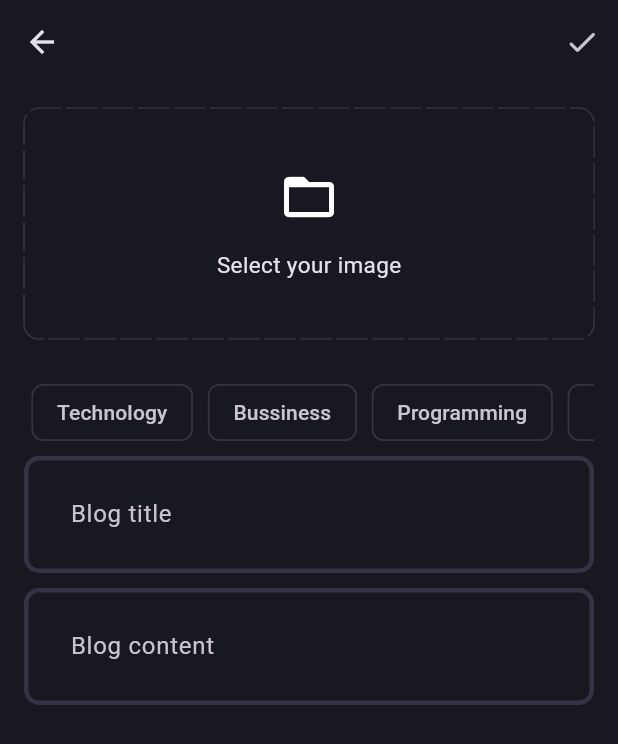
After one commit to ArturKlasa/blog_app, a Flutter app: the AddNewBlogPage screen opened directly, after a tap on "Select your image", on a phone screen of 412 x 824 dp. The commit adds this screen. Shown: the top 744 px of the screen. Run offline on Flutter 3.47's test engine with Material 3 defaults, Android fonts, the phone set to English and light mode, and no system bars; drawn by our look-alikes of dotted_border; our stand-ins replace flutter_bloc, fpdart, get_it, image_picker, supabase_flutter; accounts and stored records are empty.

Commit message:
Add blog post page. Next step will be uploading that data to supabase

```diff
--- a/lib/core/theme/theme.dart
+++ b/lib/core/theme/theme.dart
@@ -14,6 +14,12 @@ class AppTheme {
     appBarTheme: const AppBarTheme(
       backgroundColor: AppPallete.backgroundColor,
     ),
+    chipTheme: const ChipThemeData(
+      color: MaterialStatePropertyAll(
+        AppPallete.backgroundColor,
+      ),
+      side: BorderSide.none,
+    ),
     inputDecorationTheme: InputDecorationTheme(
       contentPadding: const EdgeInsets.all(27),
       enabledBorder: _border(),
--- /dev/null
+++ b/lib/core/utils/pick_image.dart
@@ -0,0 +1,17 @@
+import 'dart:io';
+
+import 'package:image_picker/image_picker.dart';
+
+Future<File?> pickImage() async {
+  try {
+    final xFile = await ImagePicker().pickImage(
+      source: ImageSource.gallery,
+    );
+    if (xFile != null) {
+      return File(xFile.path);
+    }
+    return null;
+  } catch (e) {
+    return null;
+  }
+}
--- /dev/null
+++ b/lib/features/blog/presentation/pages/add_new_blog_page.dart
@@ -0,0 +1,166 @@
+import 'dart:io';
+
+import 'package:blog_app/core/theme/app_pallete.dart';
+import 'package:blog_app/core/utils/pick_image.dart';
+import 'package:blog_app/features/blog/presentation/widgets/blog_editor.dart';
+import 'package:dotted_border/dotted_border.dart';
+import 'package:flutter/cupertino.dart';
+import 'package:flutter/material.dart';
+
+class AddNewBlogPage extends StatefulWidget {
+  static route() => MaterialPageRoute(
+        builder: (context) => const AddNewBlogPage(),
+      );
+  const AddNewBlogPage({super.key});
+
+  @override
+  State<AddNewBlogPage> createState() => _AddNewBlogPageState();
+}
+
+class _AddNewBlogPageState extends State<AddNewBlogPage> {
+  final titleController = TextEditingController();
+  final contentController = TextEditingController();
+  List<String> selectedTopics = [];
+  File? image;
+
+  void selectImage() async {
+    final pickedImage = await pickImage();
+    if (pickedImage != null) {
+      setState(() {
+        image = pickedImage;
+      });
+    }
+  }
+
+  @override
+  void dispose() {
+    super.dispose();
+    titleController.dispose();
+    contentController.dispose();
+  }
+
+  @override
+  Widget build(BuildContext context) {
+    return Scaffold(
+      appBar: AppBar(
+        actions: [
+          IconButton(
+            onPressed: () {},
+            icon: const Icon(
+              Icons.done_rounded,
+            ),
+          ),
+        ],
+      ),
+      body: SingleChildScrollView(
+        child: Padding(
+          padding: const EdgeInsets.all(16.0),
+          child: Column(
+            children: [
+              image != null
+                  ? GestureDetector(
+                      onTap: selectImage,
+                      child: SizedBox(
+                          width: double.infinity,
+                          height: 150,
+                          child: ClipRRect(
+                            borderRadius: BorderRadius.circular(10),
+                            child: Image.file(
+                              image!,
+                              fit: BoxFit.cover,
+                            ),
+                          )),
+                    )
+                  : GestureDetector(
+                      onTap: () {
+                        selectImage();
+                      },
+                      child: DottedBorder(
+                        color: AppPallete.borderColor,
+                        dashPattern: const [20, 4],
+                        radius: const Radius.circular(10),
+                        borderType: BorderType.RRect,
+                        strokeCap: StrokeCap.round,
+                        child: Container(
+                          height: 150,
+                          width: double.infinity,
+                          child: const Column(
+                            mainAxisAlignment: MainAxisAlignment.center,
+                            children: [
+                              Icon(
+                                Icons.folder_open,
+                                size: 40,
+                              ),
+                              SizedBox(
+                                height: 15,
+                              ),
+                              Text(
+                                "Select your image",
+                                style: TextStyle(
+                                  fontSize: 15,
+                                ),
+                              )
+                            ],
+                          ),
+                        ),
+                      ),
+                    ),
+              const SizedBox(
+                height: 20,
+              ),
+              SingleChildScrollView(
+                scrollDirection: Axis.horizontal,
+                child: Row(
+                  children: [
+                    'Technology',
+                    'Bussiness',
+                    'Programming',
+                    'Entertainment'
+                  ]
+                      .map(
+                        (e) => Padding(
+                          padding: const EdgeInsets.all(5.0),
+                          child: GestureDetector(
+                            onTap: () {
+                              if (selectedTopics.contains(e)) {
+                                selectedTopics.remove(e);
+                              } else {
+                                selectedTopics.add(e);
+                              }
+                              setState(() {});
+                            },
+                            child: Chip(
+                              label: Text(e),
+                              color: selectedTopics.contains(e)
+                                  ? const MaterialStatePropertyAll(
+                                      AppPallete.gradient1)
+                                  : null,
+                              side: selectedTopics.contains(e)
+                                  ? null
+                                  : const BorderSide(
+                                      color: AppPallete.borderColor),
+                            ),
+                          ),
+                        ),
+                      )
+                      .toList(),
+                ),
+              ),
+              BlogEditor(
+                controller: titleController,
+                hintText: "Blog title",
+              ),
+              const SizedBox(
+                height: 10,
+              ),
+              BlogEditor(
+                controller: contentController,
+                hintText: "Blog content",
+              ),
+            ],
+          ),
+        ),
+      ),
+    );
+  }
+}
--- /dev/null
+++ b/lib/features/blog/presentation/pages/blog_page.dart
@@ -0,0 +1,29 @@
+import 'package:blog_app/features/blog/presentation/pages/add_new_blog_page.dart';
+import 'package:flutter/cupertino.dart';
+import 'package:flutter/material.dart';
+
+class BlogPage extends StatelessWidget {
+  const BlogPage({super.key});
+
+  @override
+  Widget build(BuildContext context) {
+    return Scaffold(
+      appBar: AppBar(
+        title: const Text("Blog App"),
+        actions: [
+          IconButton(
+            onPressed: () {
+              Navigator.push(
+                context,
+                AddNewBlogPage.route(),
+              );
+            },
+            icon: const Icon(
+              CupertinoIcons.add_circled,
+            ),
+          ),
+        ],
+      ),
+    );
+  }
+}
--- /dev/null
+++ b/lib/features/blog/presentation/widgets/blog_editor.dart
@@ -0,0 +1,18 @@
+import 'package:flutter/material.dart';
+
+class BlogEditor extends StatelessWidget {
+  final TextEditingController controller;
+  final String hintText;
+
+  const BlogEditor(
+      {super.key, required this.controller, required this.hintText});
+
+  @override
+  Widget build(BuildContext context) {
+    return TextFormField(
+      controller: controller,
+      decoration: InputDecoration(hintText: hintText),
+      maxLines: null,
+    );
+  }
+}
--- a/lib/main.dart
+++ b/lib/main.dart
@@ -2,6 +2,7 @@ import 'package:blog_app/core/common/cubits/app_user/app_user_cubit.dart';
 import 'package:blog_app/core/theme/theme.dart';
 import 'package:blog_app/features/auth/presentation/bloc/auth_bloc.dart';
 import 'package:blog_app/features/auth/presentation/pages/login_page.dart';
+import 'package:blog_app/features/blog/presentation/pages/blog_page.dart';
 import 'package:blog_app/init_dependencies.dart';
 import 'package:flutter/material.dart';
 import 'package:flutter_bloc/flutter_bloc.dart';
@@ -48,11 +49,7 @@ class _MyAppState extends State<MyApp> {
         },
         builder: (context, isLoggedIn) {
           if (isLoggedIn) {
-            return const Scaffold(
-              body: Center(
-                child: Text("logged in!"),
-              ),
-            );
+            return const BlogPage();
           }
           return const LoginPage();
         },
--- a/pubspec.yaml
+++ b/pubspec.yaml
@@ -18,6 +18,8 @@ dependencies:
   supabase_flutter:
   flutter_bloc:
   get_it:
+  dotted_border: ^2.1.0
+  image_picker: ^1.1.0
 
   cupertino_icons: ^1.0.6
 
```
Also changed, not shown: pubspec.lock, 6 other files.
